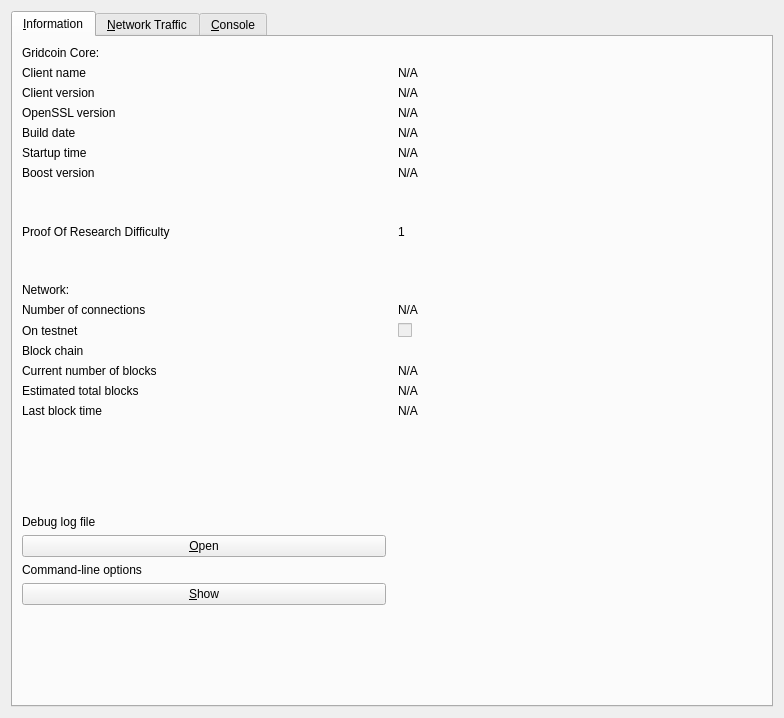
First picture: the form in src/qt/forms/rpcconsole.ui, repository gridcoin-community/Gridcoin-Research, before the edit.
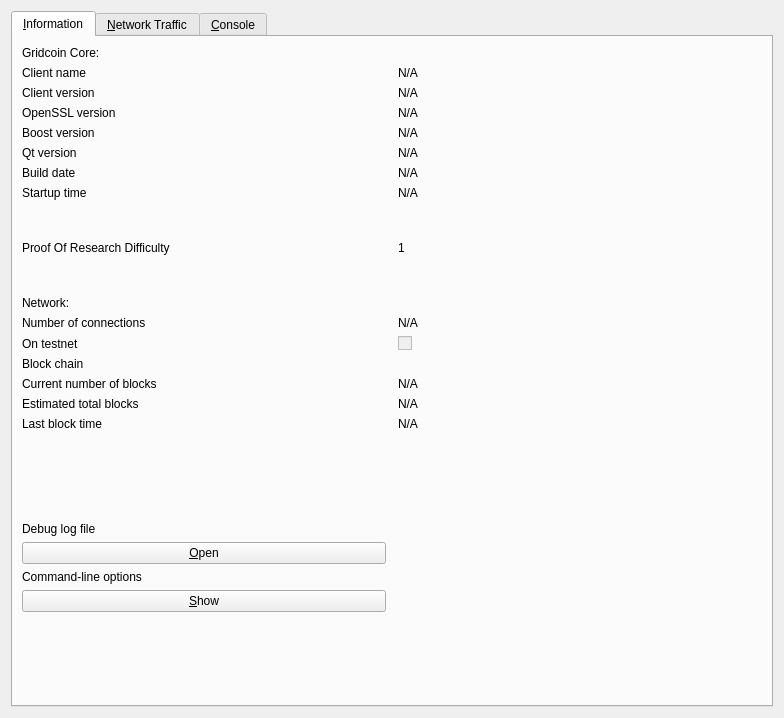
Second picture: the form after the edit. Icons and pictures are not drawn. Custom widgets are drawn as their Qt base class.

Commit message: Add Qt version to the debug window The Qt version currently used as well as the version the wallet was built against are shown.

```diff
--- a/src/qt/forms/rpcconsole.ui
+++ b/src/qt/forms/rpcconsole.ui
@@ -33,54 +33,71 @@
        <property name="horizontalSpacing">
         <number>12</number>
        </property>
-       <item row="6" column="0">
-        <widget class="QLabel" name="label_15">
+       <item row="42" column="0">
+        <widget class="QLabel" name="label_8">
          <property name="text">
-          <string>Boost version</string>
+          <string>On testnet</string>
          </property>
         </widget>
        </item>
-       <item row="6" column="2">
+       <item row="4" column="2">
         <widget class="QLabel" name="boostVersion">
          <property name="text">
           <string>N/A</string>
          </property>
         </widget>
        </item>
-       <item row="7" column="0">
-        <widget class="QLabel" name="label_16">
-         <property name="text">
-          <string>Proof Of Research Difficulty</string>
-         </property>
-        </widget>
-       </item>
-       <item row="7" column="2">
+       <item row="37" column="2">
         <widget class="QLabel" name="porDiff">
          <property name="text">
           <string>1</string>
          </property>
         </widget>
        </item>
-       <item row="1" column="2">
-        <widget class="QLabel" name="clientName">
-         <property name="cursor">
-          <cursorShape>IBeamCursor</cursorShape>
+       <item row="51" column="0">
+        <widget class="QPushButton" name="showCLOptionsButton">
+         <property name="focusPolicy">
+          <enum>Qt::TabFocus</enum>
+         </property>
+         <property name="toolTip">
+          <string>Show the Gridcoin help message to get a list with possible Gridcoin command-line options.</string>
          </property>
          <property name="autoFillBackground">
           <bool>false</bool>
          </property>
          <property name="text">
+          <string>&amp;Show</string>
+         </property>
+         <property name="autoDefault">
+          <bool>false</bool>
+         </property>
+        </widget>
+       </item>
+       <item row="3" column="0">
+        <widget class="QLabel" name="label_14">
+         <property name="text">
+          <string>OpenSSL version</string>
+         </property>
+         <property name="indent">
+          <number>-1</number>
+         </property>
+        </widget>
+       </item>
+       <item row="7" column="2">
+        <widget class="QLabel" name="qtVersion">
+         <property name="text">
           <string>N/A</string>
          </property>
-         <property name="textFormat">
-          <enum>Qt::PlainText</enum>
+        </widget>
+       </item>
+       <item row="50" column="0">
+        <widget class="QLabel" name="labelCLOptions">
+         <property name="text">
+          <string>Command-line options</string>
          </property>
-         <property name="textInteractionFlags">
-          <set>Qt::LinksAccessibleByMouse|Qt::TextSelectableByKeyboard|Qt::TextSelectableByMouse</set>
-         </property>
         </widget>
        </item>
-       <item row="11" column="0">
+       <item row="41" column="0">
         <widget class="QLabel" name="label_7">
          <property name="autoFillBackground">
           <bool>false</bool>
@@ -90,49 +107,14 @@
          </property>
         </widget>
        </item>
-       <item row="12" column="2">
-        <widget class="QCheckBox" name="isTestNet">
-         <property name="enabled">
-          <bool>false</bool>
-         </property>
-         <property name="autoFillBackground">
-          <bool>false</bool>
-         </property>
+       <item row="8" column="0">
+        <widget class="QLabel" name="label_12">
          <property name="text">
-          <string/>
+          <string>Build date</string>
          </property>
         </widget>
        </item>
-       <item row="15" column="2">
-        <widget class="QLabel" name="totalBlocks">
-         <property name="cursor">
-          <cursorShape>IBeamCursor</cursorShape>
-         </property>
-         <property name="autoFillBackground">
-          <bool>false</bool>
-         </property>
-         <property name="text">
-          <string>N/A</string>
-         </property>
-         <property name="textFormat">
-          <enum>Qt::PlainText</enum>
-         </property>
-         <property name="textInteractionFlags">
-          <set>Qt::LinksAccessibleByMouse|Qt::TextSelectableByKeyboard|Qt::TextSelectableByMouse</set>
-         </property>
-        </widget>
-       </item>
-       <item row="16" column="0">
-        <widget class="QLabel" name="label_2">
-         <property name="autoFillBackground">
-          <bool>false</bool>
-         </property>
-         <property name="text">
-          <string>Last block time</string>
-         </property>
-        </widget>
-       </item>
-       <item row="17" column="0">
+       <item row="47" column="0">
         <spacer name="verticalSpacer_2">
          <property name="orientation">
           <enum>Qt::Vertical</enum>
@@ -145,14 +127,11 @@
          </property>
         </spacer>
        </item>
-       <item row="16" column="2">
-        <widget class="QLabel" name="lastBlockTime">
+       <item row="44" column="2">
+        <widget class="QLabel" name="numberOfBlocks">
          <property name="cursor">
           <cursorShape>IBeamCursor</cursorShape>
          </property>
-         <property name="autoFillBackground">
-          <bool>false</bool>
-         </property>
          <property name="text">
           <string>N/A</string>
          </property>
@@ -164,45 +143,146 @@
          </property>
         </widget>
        </item>
-       <item row="13" column="0">
-        <widget class="QLabel" name="label_10">
-         <property name="autoFillBackground">
-          <bool>false</bool>
+       <item row="41" column="2">
+        <widget class="QLabel" name="numberOfConnections">
+         <property name="cursor">
+          <cursorShape>IBeamCursor</cursorShape>
          </property>
          <property name="text">
-          <string>Block chain</string>
+          <string>N/A</string>
          </property>
-        </widget>
-       </item>
-       <item row="0" column="0">
-        <widget class="QLabel" name="label_9">
-         <property name="autoFillBackground">
-          <bool>false</bool>
+         <property name="textFormat">
+          <enum>Qt::PlainText</enum>
          </property>
-         <property name="text">
-          <string>Gridcoin Core:</string>
+         <property name="textInteractionFlags">
+          <set>Qt::LinksAccessibleByMouse|Qt::TextSelectableByKeyboard|Qt::TextSelectableByMouse</set>
          </property>
         </widget>
        </item>
        <item row="2" column="0">
         <widget class="QLabel" name="label_6">
-         <property name="autoFillBackground">
-          <bool>false</bool>
-         </property>
          <property name="text">
           <string>Client version</string>
          </property>
         </widget>
        </item>
+       <item row="8" column="2">
+        <widget class="QLabel" name="buildDate">
+         <property name="cursor">
+          <cursorShape>IBeamCursor</cursorShape>
+         </property>
+         <property name="text">
+          <string>N/A</string>
+         </property>
+         <property name="textFormat">
+          <enum>Qt::PlainText</enum>
+         </property>
+         <property name="textInteractionFlags">
+          <set>Qt::LinksAccessibleByMouse|Qt::TextSelectableByKeyboard|Qt::TextSelectableByMouse</set>
+         </property>
+        </widget>
+       </item>
+       <item row="45" column="2">
+        <widget class="QLabel" name="totalBlocks">
+         <property name="cursor">
+          <cursorShape>IBeamCursor</cursorShape>
+         </property>
+         <property name="text">
+          <string>N/A</string>
+         </property>
+         <property name="textFormat">
+          <enum>Qt::PlainText</enum>
+         </property>
+         <property name="textInteractionFlags">
+          <set>Qt::LinksAccessibleByMouse|Qt::TextSelectableByKeyboard|Qt::TextSelectableByMouse</set>
+         </property>
+        </widget>
+       </item>
+       <item row="52" column="0">
+        <spacer name="verticalSpacer">
+         <property name="orientation">
+          <enum>Qt::Vertical</enum>
+         </property>
+         <property name="sizeHint" stdset="0">
+          <size>
+           <width>20</width>
+           <height>40</height>
+          </size>
+         </property>
+        </spacer>
+       </item>
+       <item row="0" column="0">
+        <widget class="QLabel" name="label_9">
+         <property name="text">
+          <string>Gridcoin Core:</string>
+         </property>
+        </widget>
+       </item>
+       <item row="42" column="2">
+        <widget class="QCheckBox" name="isTestNet">
+         <property name="enabled">
+          <bool>false</bool>
+         </property>
+         <property name="autoFillBackground">
+          <bool>false</bool>
+         </property>
+         <property name="text">
+          <string/>
+         </property>
+        </widget>
+       </item>
+       <item row="1" column="2">
+        <widget class="QLabel" name="clientName">
+         <property name="cursor">
+          <cursorShape>IBeamCursor</cursorShape>
+         </property>
+         <property name="text">
+          <string>N/A</string>
+         </property>
+         <property name="textFormat">
+          <enum>Qt::PlainText</enum>
+         </property>
+         <property name="textInteractionFlags">
+          <set>Qt::LinksAccessibleByMouse|Qt::TextSelectableByKeyboard|Qt::TextSelectableByMouse</set>
+         </property>
+        </widget>
+       </item>
        <item row="2" column="2">
         <widget class="QLabel" name="clientVersion">
          <property name="cursor">
           <cursorShape>IBeamCursor</cursorShape>
          </property>
-         <property name="autoFillBackground">
-          <bool>false</bool>
+         <property name="text">
+          <string>N/A</string>
          </property>
+         <property name="textFormat">
+          <enum>Qt::PlainText</enum>
+         </property>
+         <property name="textInteractionFlags">
+          <set>Qt::LinksAccessibleByMouse|Qt::TextSelectableByKeyboard|Qt::TextSelectableByMouse</set>
+         </property>
+        </widget>
+       </item>
+       <item row="1" column="0">
+        <widget class="QLabel" name="label_5">
          <property name="text">
+          <string>Client name</string>
+         </property>
+        </widget>
+       </item>
+       <item row="7" column="0">
+        <widget class="QLabel" name="label_19">
+         <property name="text">
+          <string>Qt version</string>
+         </property>
+        </widget>
+       </item>
+       <item row="46" column="2">
+        <widget class="QLabel" name="lastBlockTime">
+         <property name="cursor">
+          <cursorShape>IBeamCursor</cursorShape>
+         </property>
+         <property name="text">
           <string>N/A</string>
          </property>
          <property name="textFormat">
@@ -213,14 +293,53 @@
          </property>
         </widget>
        </item>
+       <item row="48" column="0">
+        <widget class="QLabel" name="labelDebugLogfile">
+         <property name="text">
+          <string>Debug log file</string>
+         </property>
+        </widget>
+       </item>
+       <item row="44" column="0">
+        <widget class="QLabel" name="label_3">
+         <property name="text">
+          <string>Current number of blocks</string>
+         </property>
+        </widget>
+       </item>
+       <item row="37" column="0">
+        <widget class="QLabel" name="label_16">
+         <property name="text">
+          <string>Proof Of Research Difficulty</string>
+         </property>
+        </widget>
+       </item>
+       <item row="46" column="0">
+        <widget class="QLabel" name="label_2">
+         <property name="text">
+          <string>Last block time</string>
+         </property>
+        </widget>
+       </item>
+       <item row="39" column="0">
+        <widget class="QLabel" name="label_11">
+         <property name="text">
+          <string>Network:</string>
+         </property>
+        </widget>
+       </item>
+       <item row="9" column="0">
+        <widget class="QLabel" name="label_13">
+         <property name="text">
+          <string>Startup time</string>
+         </property>
+        </widget>
+       </item>
        <item row="3" column="2">
         <widget class="QLabel" name="openSSLVersion">
          <property name="cursor">
           <cursorShape>IBeamCursor</cursorShape>
          </property>
-         <property name="autoFillBackground">
-          <bool>false</bool>
-         </property>
          <property name="text">
           <string>N/A</string>
          </property>
@@ -233,52 +352,37 @@
         </widget>
        </item>
        <item row="4" column="0">
-        <widget class="QLabel" name="label_12">
-         <property name="autoFillBackground">
-          <bool>false</bool>
-         </property>
+        <widget class="QLabel" name="label_20">
          <property name="text">
-          <string>Build date</string>
+          <string>Boost version</string>
          </property>
         </widget>
        </item>
-       <item row="4" column="2">
-        <widget class="QLabel" name="buildDate">
-         <property name="cursor">
-          <cursorShape>IBeamCursor</cursorShape>
-         </property>
-         <property name="autoFillBackground">
-          <bool>false</bool>
-         </property>
+       <item row="43" column="0">
+        <widget class="QLabel" name="label_10">
          <property name="text">
-          <string>N/A</string>
+          <string>Block chain</string>
          </property>
-         <property name="textFormat">
-          <enum>Qt::PlainText</enum>
-         </property>
-         <property name="textInteractionFlags">
-          <set>Qt::LinksAccessibleByMouse|Qt::TextSelectableByKeyboard|Qt::TextSelectableByMouse</set>
-         </property>
         </widget>
        </item>
-       <item row="9" column="0">
-        <widget class="QLabel" name="label_11">
-         <property name="autoFillBackground">
-          <bool>false</bool>
+       <item row="37" column="0">
+        <spacer name="verticalSpacer_3">
+         <property name="orientation">
+          <enum>Qt::Vertical</enum>
          </property>
-         <property name="text">
-          <string>Network:</string>
+         <property name="sizeHint" stdset="0">
+          <size>
+           <width>20</width>
+           <height>40</height>
+          </size>
          </property>
-        </widget>
+        </spacer>
        </item>
-       <item row="11" column="2">
-        <widget class="QLabel" name="numberOfConnections">
+       <item row="9" column="2">
+        <widget class="QLabel" name="startupTime">
          <property name="cursor">
           <cursorShape>IBeamCursor</cursorShape>
          </property>
-         <property name="autoFillBackground">
-          <bool>false</bool>
-         </property>
          <property name="text">
           <string>N/A</string>
          </property>
@@ -290,66 +394,14 @@
          </property>
         </widget>
        </item>
-       <item row="12" column="0">
-        <widget class="QLabel" name="label_8">
-         <property name="autoFillBackground">
-          <bool>false</bool>
-         </property>
-         <property name="text">
-          <string>On testnet</string>
-         </property>
-        </widget>
-       </item>
-       <item row="14" column="0">
-        <widget class="QLabel" name="label_3">
-         <property name="autoFillBackground">
-          <bool>false</bool>
-         </property>
-         <property name="text">
-          <string>Current number of blocks</string>
-         </property>
-        </widget>
-       </item>
-       <item row="14" column="2">
-        <widget class="QLabel" name="numberOfBlocks">
-         <property name="cursor">
-          <cursorShape>IBeamCursor</cursorShape>
-         </property>
-         <property name="autoFillBackground">
-          <bool>false</bool>
-         </property>
-         <property name="text">
-          <string>N/A</string>
-         </property>
-         <property name="textFormat">
-          <enum>Qt::PlainText</enum>
-         </property>
-         <property name="textInteractionFlags">
-          <set>Qt::LinksAccessibleByMouse|Qt::TextSelectableByKeyboard|Qt::TextSelectableByMouse</set>
-         </property>
-        </widget>
-       </item>
-       <item row="15" column="0">
+       <item row="45" column="0">
         <widget class="QLabel" name="label_4">
-         <property name="autoFillBackground">
-          <bool>false</bool>
-         </property>
          <property name="text">
           <string>Estimated total blocks</string>
          </property>
         </widget>
        </item>
-       <item row="18" column="0">
-        <widget class="QLabel" name="labelDebugLogfile">
-         <property name="autoFillBackground">
-          <bool>false</bool>
-         </property>
-         <property name="text">
-          <string>Debug log file</string>
-         </property>
-        </widget>
-       </item>
-       <item row="19" column="0">
+       <item row="49" column="0">
         <widget class="QPushButton" name="openDebugLogfileButton">
          <property name="focusPolicy">
           <enum>Qt::TabFocus</enum>
@@ -368,110 +420,6 @@
          </property>
         </widget>
        </item>
-       <item row="20" column="0">
-        <widget class="QLabel" name="labelCLOptions">
-         <property name="text">
-          <string>Command-line options</string>
-         </property>
-        </widget>
-       </item>
-       <item row="21" column="0">
-        <widget class="QPushButton" name="showCLOptionsButton">
-         <property name="focusPolicy">
-          <enum>Qt::TabFocus</enum>
-         </property>
-         <property name="toolTip">
-          <string>Show the Gridcoin help message to get a list with possible Gridcoin command-line options.</string>
-         </property>
-         <property name="autoFillBackground">
-          <bool>false</bool>
-         </property>
-         <property name="text">
-          <string>&amp;Show</string>
-         </property>
-         <property name="autoDefault">
-          <bool>false</bool>
-         </property>
-        </widget>
-       </item>
-       <item row="22" column="0">
-        <spacer name="verticalSpacer">
-         <property name="orientation">
-          <enum>Qt::Vertical</enum>
-         </property>
-         <property name="sizeHint" stdset="0">
-          <size>
-           <width>20</width>
-           <height>40</height>
-          </size>
-         </property>
-        </spacer>
-       </item>
-       <item row="5" column="2">
-        <widget class="QLabel" name="startupTime">
-         <property name="cursor">
-          <cursorShape>IBeamCursor</cursorShape>
-         </property>
-         <property name="autoFillBackground">
-          <bool>false</bool>
-         </property>
-         <property name="text">
-          <string>N/A</string>
-         </property>
-         <property name="textFormat">
-          <enum>Qt::PlainText</enum>
-         </property>
-         <property name="textInteractionFlags">
-          <set>Qt::LinksAccessibleByMouse|Qt::TextSelectableByKeyboard|Qt::TextSelectableByMouse</set>
-         </property>
-        </widget>
-       </item>
-       <item row="5" column="0">
-        <widget class="QLabel" name="label_13">
-         <property name="autoFillBackground">
-          <bool>false</bool>
-         </property>
-         <property name="text">
-          <string>Startup time</string>
-         </property>
-        </widget>
-       </item>
-       <item row="7" column="0">
-        <spacer name="verticalSpacer_3">
-         <property name="orientation">
-          <enum>Qt::Vertical</enum>
-         </property>
-         <property name="sizeHint" stdset="0">
-          <size>
-           <width>20</width>
-           <height>40</height>
-          </size>
-         </property>
-        </spacer>
-       </item>
-       <item row="3" column="0">
-        <widget class="QLabel" name="label_14">
-         <property name="autoFillBackground">
-          <bool>false</bool>
-         </property>
-         <property name="text">
-          <string>OpenSSL version</string>
-         </property>
-         <property name="indent">
-          <number>-1</number>
-         </property>
-        </widget>
-       </item>
-       <item row="1" column="0">
-        <widget class="QLabel" name="label_5">
-         <property name="autoFillBackground">
-          <bool>false</bool>
-         </property>
-         <property name="text">
-          <string>Client name</string>
-         </property>
-        </widget>
-       </item>
       </layout>
      </widget>
      <widget class="QWidget" name="tab">
```
The commit also changes 2 other files.
